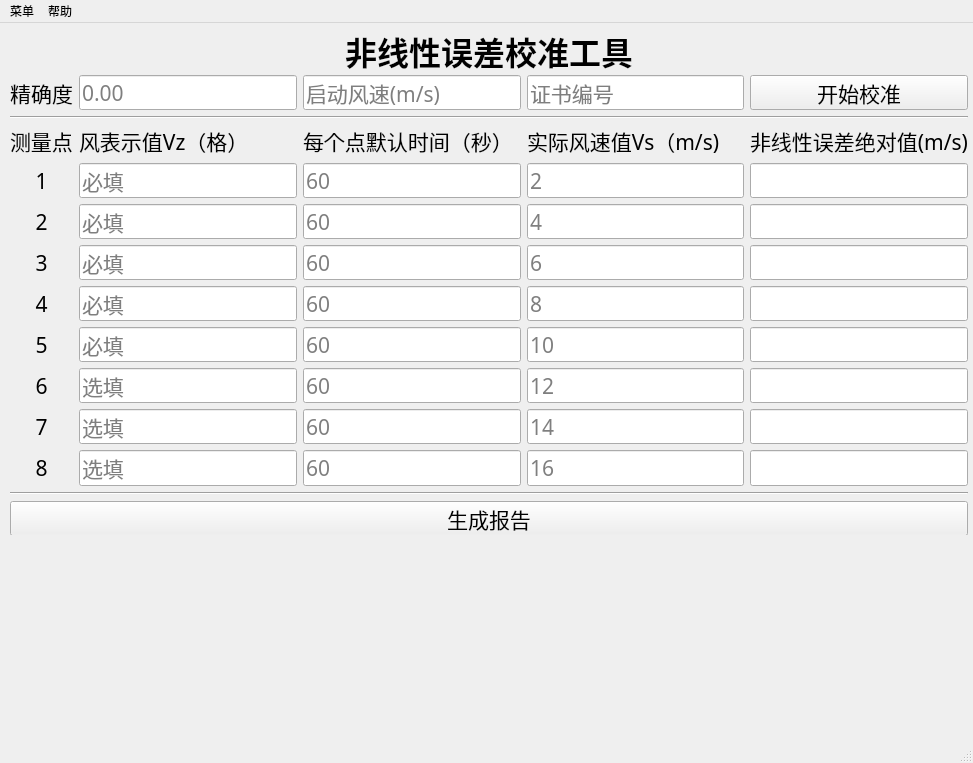
Before: the Qt Designer form MainWindow.ui in chaidk/ErrorCalibration, drawn with Qt 5.
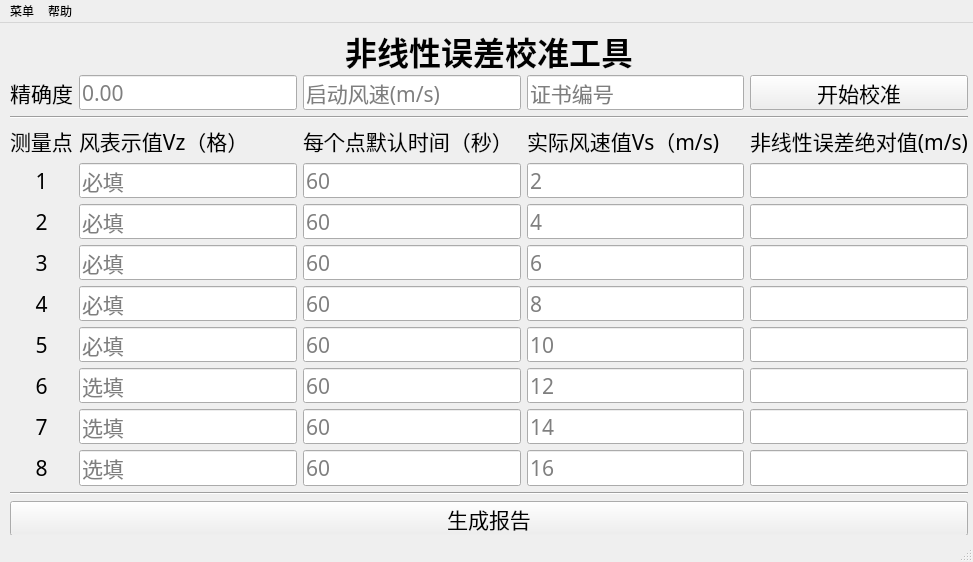
After: the same form once the commit is applied. Icons and pictures are not drawn.

```diff
--- a/MainWindow.ui
+++ b/MainWindow.ui
@@ -7,7 +7,7 @@
     <x>0</x>
     <y>0</y>
     <width>973</width>
-    <height>763</height>
+    <height>562</height>
    </rect>
   </property>
   <property name="font">
```
Left out of the diff: 3 changed lines with no effect on the pictures.
